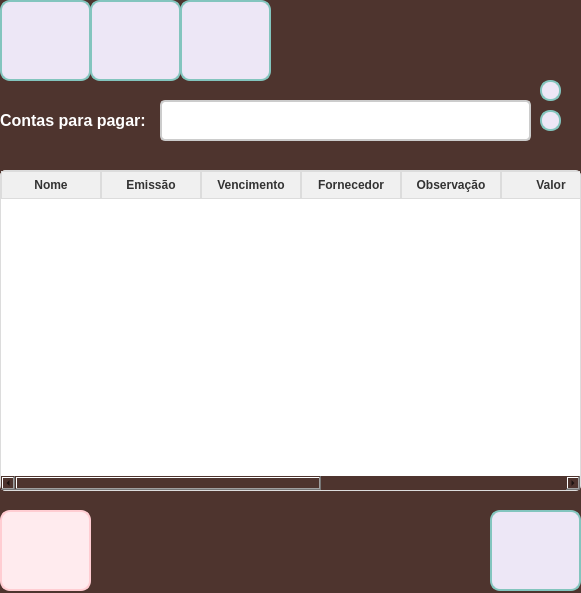
ArielAraujo18/ErpSistema, file frm_Contas.ui: the form before one commit.
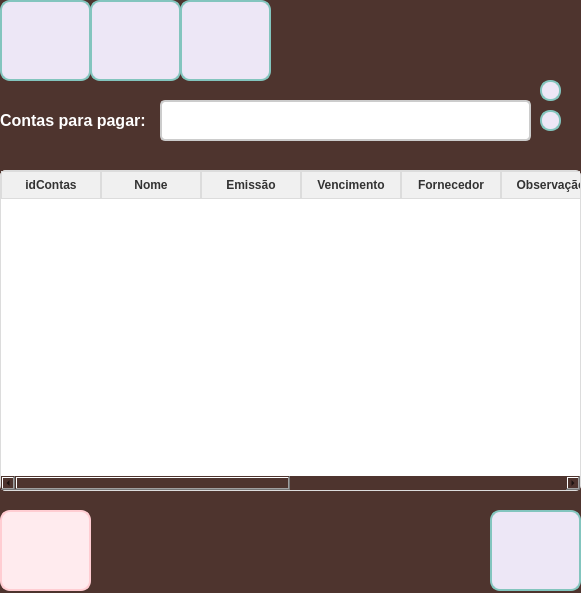
The form after the commit. Icons and pictures are not drawn.

The edit to the form file:
```diff
--- a/frm_Contas.ui
+++ b/frm_Contas.ui
@@ -462,6 +462,11 @@
 }
 </string>
    </property>
+   <column>
+    <property name="text">
+     <string>idContas</string>
+    </property>
+   </column>
    <column>
     <property name="text">
      <string>Nome</string>
```
